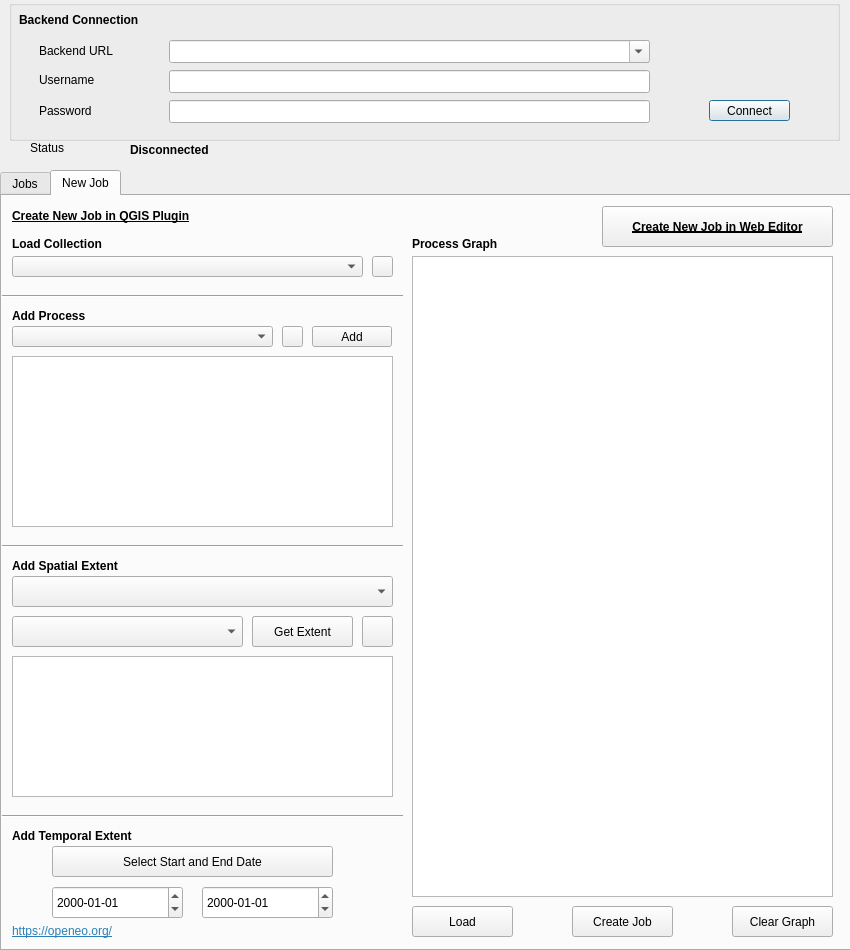
This is openeo_connector_dialog_base.ui in Open-EO/openeo-qgis-plugin as Qt 5 draws it before an edit. The edited form follows.
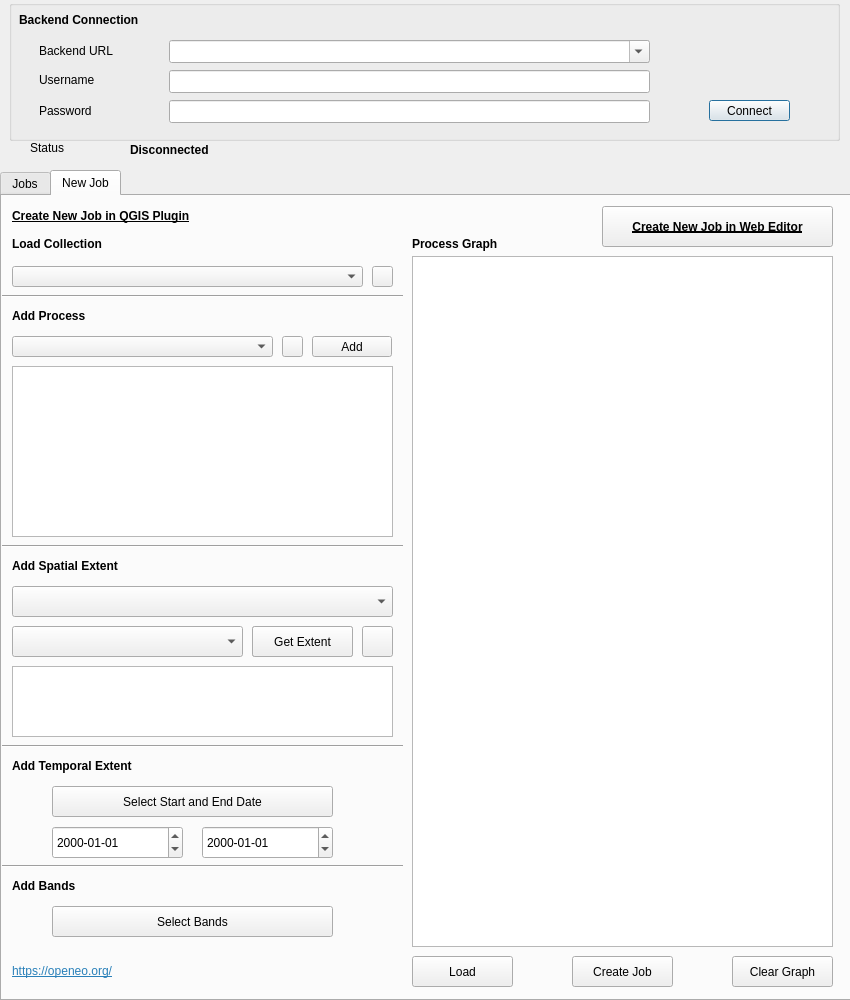
This is the edited form. Icons and pictures are not drawn.

Commit message: New Layout of Plugin with Choose-Band Option

The edit to the form file:
```diff
--- a/openeo_connector_dialog_base.ui
+++ b/openeo_connector_dialog_base.ui
@@ -7,19 +7,19 @@
     <x>0</x>
     <y>0</y>
     <width>850</width>
-    <height>950</height>
+    <height>1000</height>
    </rect>
   </property>
   <property name="minimumSize">
    <size>
     <width>850</width>
-    <height>950</height>
+    <height>1000</height>
    </size>
   </property>
   <property name="maximumSize">
    <size>
     <width>850</width>
-    <height>950</height>
+    <height>1000</height>
    </size>
   </property>
   <property name="windowTitle">
@@ -184,7 +184,7 @@
      <x>0</x>
      <y>170</y>
      <width>851</width>
-     <height>781</height>
+     <height>831</height>
     </rect>
    </property>
    <property name="currentIndex">
@@ -260,7 +260,7 @@
      <property name="geometry">
       <rect>
        <x>570</x>
-       <y>710</y>
+       <y>760</y>
        <width>101</width>
        <height>31</height>
       </rect>
@@ -273,7 +273,7 @@
      <property name="geometry">
       <rect>
        <x>10</x>
-       <y>60</y>
+       <y>70</y>
        <width>351</width>
        <height>21</height>
       </rect>
@@ -283,7 +283,7 @@
      <property name="geometry">
       <rect>
        <x>10</x>
-       <y>130</y>
+       <y>140</y>
        <width>261</width>
        <height>21</height>
       </rect>
@@ -293,7 +293,7 @@
      <property name="geometry">
       <rect>
        <x>310</x>
-       <y>130</y>
+       <y>140</y>
        <width>80</width>
        <height>21</height>
       </rect>
@@ -335,7 +335,7 @@
      <property name="geometry">
       <rect>
        <x>730</x>
-       <y>710</y>
+       <y>760</y>
        <width>101</width>
        <height>31</height>
       </rect>
@@ -350,7 +350,7 @@
        <x>410</x>
        <y>60</y>
        <width>421</width>
-       <height>641</height>
+       <height>691</height>
       </rect>
      </property>
     </widget>
@@ -384,7 +384,7 @@
      <property name="geometry">
       <rect>
        <x>410</x>
-       <y>710</y>
+       <y>760</y>
        <width>101</width>
        <height>31</height>
       </rect>
@@ -397,7 +397,7 @@
      <property name="geometry">
       <rect>
        <x>10</x>
-       <y>720</y>
+       <y>760</y>
        <width>171</width>
        <height>31</height>
       </rect>
@@ -439,7 +439,7 @@
      <property name="geometry">
       <rect>
        <x>10</x>
-       <y>380</y>
+       <y>390</y>
        <width>381</width>
        <height>31</height>
       </rect>
@@ -449,7 +449,7 @@
      <property name="geometry">
       <rect>
        <x>10</x>
-       <y>160</y>
+       <y>170</y>
        <width>381</width>
        <height>171</height>
       </rect>
@@ -459,7 +459,7 @@
      <property name="geometry">
       <rect>
        <x>50</x>
-       <y>650</y>
+       <y>590</y>
        <width>281</width>
        <height>31</height>
       </rect>
@@ -472,7 +472,7 @@
      <property name="geometry">
       <rect>
        <x>10</x>
-       <y>630</y>
+       <y>560</y>
        <width>161</width>
        <height>20</height>
       </rect>
@@ -488,7 +488,7 @@
      <property name="geometry">
       <rect>
        <x>0</x>
-       <y>610</y>
+       <y>540</y>
        <width>401</width>
        <height>20</height>
       </rect>
@@ -501,9 +501,9 @@
      <property name="geometry">
       <rect>
        <x>10</x>
-       <y>460</y>
+       <y>470</y>
        <width>381</width>
-       <height>141</height>
+       <height>71</height>
       </rect>
      </property>
     </widget>
@@ -511,7 +511,7 @@
      <property name="geometry">
       <rect>
        <x>50</x>
-       <y>690</y>
+       <y>630</y>
        <width>131</width>
        <height>33</height>
       </rect>
@@ -527,7 +527,7 @@
      <property name="geometry">
       <rect>
        <x>200</x>
-       <y>690</y>
+       <y>630</y>
        <width>131</width>
        <height>33</height>
       </rect>
@@ -582,7 +582,7 @@
      <property name="geometry">
       <rect>
        <x>10</x>
-       <y>420</y>
+       <y>430</y>
        <width>231</width>
        <height>31</height>
       </rect>
@@ -592,7 +592,7 @@
      <property name="geometry">
       <rect>
        <x>250</x>
-       <y>420</y>
+       <y>430</y>
        <width>101</width>
        <height>31</height>
       </rect>
@@ -605,7 +605,7 @@
      <property name="geometry">
       <rect>
        <x>250</x>
-       <y>420</y>
+       <y>430</y>
        <width>101</width>
        <height>31</height>
       </rect>
@@ -618,7 +618,7 @@
      <property name="geometry">
       <rect>
        <x>360</x>
-       <y>420</y>
+       <y>430</y>
        <width>31</width>
        <height>31</height>
       </rect>
@@ -638,7 +638,7 @@
      <property name="geometry">
       <rect>
        <x>370</x>
-       <y>60</y>
+       <y>70</y>
        <width>21</width>
        <height>21</height>
       </rect>
@@ -663,7 +663,7 @@
      <property name="geometry">
       <rect>
        <x>280</x>
-       <y>130</y>
+       <y>140</y>
        <width>21</width>
        <height>21</height>
       </rect>
@@ -678,6 +678,48 @@
       </size>
      </property>
     </widget>
+    <widget class="Line" name="line_4">
+     <property name="geometry">
+      <rect>
+       <x>0</x>
+       <y>660</y>
+       <width>401</width>
+       <height>20</height>
+      </rect>
+     </property>
+     <property name="orientation">
+      <enum>Qt::Horizontal</enum>
+     </property>
+    </widget>
+    <widget class="QLabel" name="label_11">
+     <property name="geometry">
+      <rect>
+       <x>10</x>
+       <y>680</y>
+       <width>161</width>
+       <height>20</height>
+      </rect>
+     </property>
+     <property name="text">
+      <string>&lt;html&gt;&lt;head/&gt;&lt;body&gt;&lt;p&gt;&lt;span style=&quot; font-weight:600;&quot;&gt;Add Bands&lt;/span&gt;&lt;/p&gt;&lt;/body&gt;&lt;/html&gt;</string>
+     </property>
+     <property name="alignment">
+      <set>Qt::AlignLeading|Qt::AlignLeft|Qt::AlignVCenter</set>
+     </property>
+    </widget>
+    <widget class="QPushButton" name="bandButton">
+     <property name="geometry">
+      <rect>
+       <x>50</x>
+       <y>710</y>
+       <width>281</width>
+       <height>31</height>
+      </rect>
+     </property>
+     <property name="text">
+      <string>Select Bands</string>
+     </property>
+    </widget>
     <zorder>moveButton</zorder>
     <zorder>processgraphEdit</zorder>
     <zorder>sendButton</zorder>
```
Left out of the diff: 11 changed lines with no effect on the pictures.
